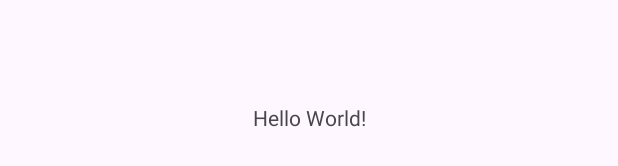
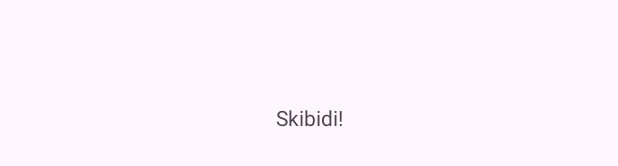
Before and after one commit to NguyenVietSon45/-CSE441_MyReadingApp, an Android app: the layout activity_main.xml on its own in the app's theme, with its tools: preview values and no code run, on a phone screen of 412 x 824 dp. Shown: the part 501-667 px from the top of the screen. Run offline under Robolectric (Android 15) with nearby library versions, the phone set to English and light mode, and no system bars.

Commit message:
change text

```diff
--- a/MyReadingApp/app/src/main/res/layout/activity_main.xml
+++ b/MyReadingApp/app/src/main/res/layout/activity_main.xml
@@ -10,7 +10,7 @@
     <TextView
         android:layout_width="wrap_content"
         android:layout_height="wrap_content"
-        android:text="Hello World!"
+        android:text="Skibidi!"
         app:layout_constraintBottom_toBottomOf="parent"
         app:layout_constraintEnd_toEndOf="parent"
         app:layout_constraintStart_toStartOf="parent"
```
